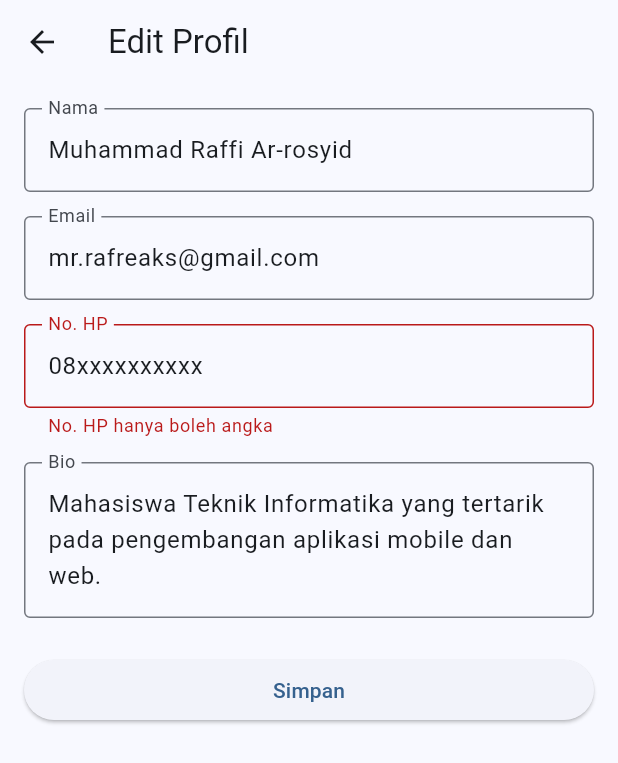
After one commit to Rafreaks06/uts-pml-1124160189, a Flutter app: the EditProfilePage screen opened by its route, after a tap on "Simpan", on a phone screen of 412 x 824 dp. The commit adds this screen. Shown: the top 763 px of the screen. Run offline on Flutter 3.47's test engine with Material 3 defaults, Android fonts, the phone set to English and light mode, and no system bars; accounts and stored records are empty.

Commit message:
tahap 4: buat halaman edit profil dengan validasi

```diff
--- a/soal2-profil-app/lib/main.dart
+++ b/soal2-profil-app/lib/main.dart
@@ -3,6 +3,7 @@ import 'app_state.dart';
 import 'models/profile.dart';
 import 'screens/login_page.dart';
 import 'screens/profile_page.dart';
+import 'screens/edit_profile_page.dart';
 
 void main() {
   runApp(const MyApp());
@@ -42,6 +43,11 @@ class MyApp extends StatelessWidget {
                 return MaterialPageRoute(
                   builder: (_) => ProfilePage(profile: profile),
                 );
+              case '/edit':
+                final profile = settings.arguments as Profile? ?? profilAwal;
+                return MaterialPageRoute(
+                  builder: (_) => EditProfilePage(profile: profile),
+                );
               default:
                 return MaterialPageRoute(builder: (_) => const LoginPage());
             }
--- /dev/null
+++ b/soal2-profil-app/lib/screens/edit_profile_page.dart
@@ -0,0 +1,136 @@
+import 'package:flutter/material.dart';
+import '../models/profile.dart';
+
+class EditProfilePage extends StatefulWidget {
+  final Profile profile;
+
+  const EditProfilePage({super.key, required this.profile});
+
+  @override
+  State<EditProfilePage> createState() => _EditProfilePageState();
+}
+
+class _EditProfilePageState extends State<EditProfilePage> {
+  final _formKey = GlobalKey<FormState>();
+  late final TextEditingController _namaController;
+  late final TextEditingController _emailController;
+  late final TextEditingController _hpController;
+  late final TextEditingController _bioController;
+
+  @override
+  void initState() {
+    super.initState();
+    _namaController = TextEditingController(text: widget.profile.nama);
+    _emailController = TextEditingController(text: widget.profile.email);
+    _hpController = TextEditingController(text: widget.profile.hp);
+    _bioController = TextEditingController(text: widget.profile.bio);
+  }
+
+  @override
+  void dispose() {
+    _namaController.dispose();
+    _emailController.dispose();
+    _hpController.dispose();
+    _bioController.dispose();
+    super.dispose();
+  }
+
+  void _simpan() {
+    if (!_formKey.currentState!.validate()) return;
+    final dataBaru = widget.profile.copyWith(
+      nama: _namaController.text,
+      email: _emailController.text,
+      hp: _hpController.text,
+      bio: _bioController.text,
+    );
+    Navigator.pop(context, dataBaru);
+  }
+
+  @override
+  Widget build(BuildContext context) {
+    return Scaffold(
+      appBar: AppBar(title: const Text('Edit Profil')),
+      body: SafeArea(
+        child: SingleChildScrollView(
+          child: Padding(
+            padding: const EdgeInsets.all(16.0),
+            child: Form(
+              key: _formKey,
+              child: Column(
+                crossAxisAlignment: CrossAxisAlignment.stretch,
+                children: [
+                  TextFormField(
+                    controller: _namaController,
+                    decoration: const InputDecoration(
+                      labelText: 'Nama',
+                      border: OutlineInputBorder(),
+                    ),
+                    validator: (value) {
+                      if (value == null || value.isEmpty) {
+                        return 'Nama wajib diisi';
+                      }
+                      return null;
+                    },
+                  ),
+                  const SizedBox(height: 16),
+                  TextFormField(
+                    controller: _emailController,
+                    keyboardType: TextInputType.emailAddress,
+                    decoration: const InputDecoration(
+                      labelText: 'Email',
+                      border: OutlineInputBorder(),
+                    ),
+                    validator: (value) {
+                      if (value == null || value.isEmpty) {
+                        return 'Email wajib diisi';
+                      }
+                      if (!value.contains('@') || !value.contains('.')) {
+                        return 'Format email tidak valid';
+                      }
+                      return null;
+                    },
+                  ),
+                  const SizedBox(height: 16),
+                  TextFormField(
+                    controller: _hpController,
+                    keyboardType: TextInputType.phone,
+                    decoration: const InputDecoration(
+                      labelText: 'No. HP',
+                      border: OutlineInputBorder(),
+                    ),
+                    validator: (value) {
+                      if (value == null || value.isEmpty) {
+                        return 'No. HP wajib diisi';
+                      }
+                      if (!RegExp(r'^[0-9]+$').hasMatch(value)) {
+                        return 'No. HP hanya boleh angka';
+                      }
+                      if (value.length < 10 || value.length > 13) {
+                        return 'No. HP harus 10-13 digit';
+                      }
+                      return null;
+                    },
+                  ),
+                  const SizedBox(height: 16),
+                  TextFormField(
+                    controller: _bioController,
+                    maxLines: 3,
+                    decoration: const InputDecoration(
+                      labelText: 'Bio',
+                      border: OutlineInputBorder(),
+                    ),
+                  ),
+                  const SizedBox(height: 24),
+                  ElevatedButton(
+                    onPressed: _simpan,
+                    child: const Text('Simpan'),
+                  ),
+                ],
+              ),
+            ),
+          ),
+        ),
+      ),
+    );
+  }
+}
--- a/soal2-profil-app/lib/screens/profile_page.dart
+++ b/soal2-profil-app/lib/screens/profile_page.dart
@@ -1,5 +1,6 @@
 import 'package:flutter/material.dart';
 import '../models/profile.dart';
+import '../widgets/info_tile.dart';
 
 class ProfilePage extends StatefulWidget {
   final Profile profile;
@@ -68,11 +69,31 @@ class _ProfilePageState extends State<ProfilePage> {
                   style: textTheme.bodyMedium,
                   textAlign: TextAlign.center,
                 ),
+                const SizedBox(height: 24),
+                Card(
+                  child: Column(
+                    children: [
+                      InfoTile(icon: Icons.email, label: 'Email', value: _profile.email),
+                      InfoTile(icon: Icons.phone, label: 'No. HP', value: _profile.hp),
+                      InfoTile(icon: Icons.code, label: 'GitHub', value: _profile.github),
+                    ],
+                  ),
+                ),
               ],
             ),
           ),
         ),
       ),
+      floatingActionButton: FloatingActionButton(
+        onPressed: () async {
+          final updated =
+              await Navigator.pushNamed(context, '/edit', arguments: _profile);
+          if (updated != null && updated is Profile) {
+            setState(() => _profile = updated);
+          }
+        },
+        child: const Icon(Icons.edit),
+      ),
     );
   }
 }
```
